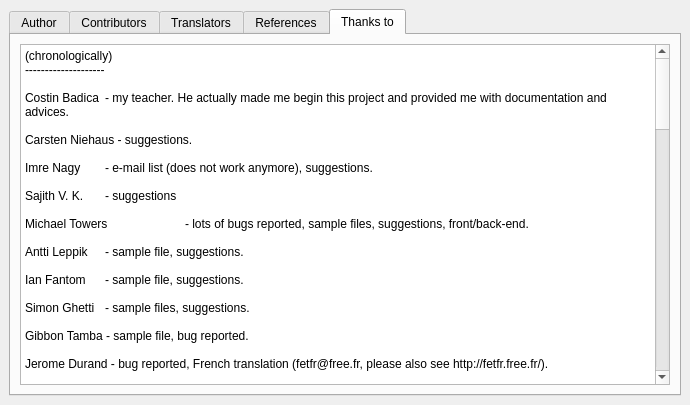
This is fet/src/interface/helpaboutform_template.ui in vonmecheln/fet as Qt 5 draws it before an edit. The edited form follows.
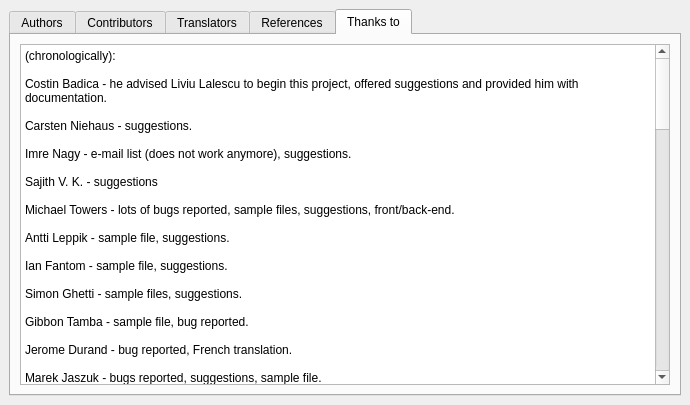
This is the edited form. The open tabs and pages were chosen to show the change.

Patch:
```diff
--- a/fet/src/interface/helpaboutform_template.ui
+++ b/fet/src/interface/helpaboutform_template.ui
@@ -27,7 +27,7 @@
      </property>
      <widget class="QWidget" name="tab">
       <attribute name="title">
-       <string>Author</string>
+       <string>Authors</string>
       </attribute>
       <layout class="QGridLayout">
        <property name="margin">
@@ -262,42 +262,41 @@
 &lt;html&gt;&lt;head&gt;&lt;meta name=&quot;qrichtext&quot; content=&quot;1&quot; /&gt;&lt;style type=&quot;text/css&quot;&gt;
 p, li { white-space: pre-wrap; }
 &lt;/style&gt;&lt;/head&gt;&lt;body style=&quot; font-family:'Sans Serif'; font-size:10pt; font-weight:400; font-style:normal;&quot;&gt;
-&lt;p style=&quot; margin-top:0px; margin-bottom:0px; margin-left:0px; margin-right:0px; -qt-block-indent:0; text-indent:0px;&quot;&gt;&lt;span style=&quot; font-size:9pt;&quot;&gt;(chronologically)&lt;/span&gt;&lt;/p&gt;
-&lt;p style=&quot; margin-top:0px; margin-bottom:0px; margin-left:0px; margin-right:0px; -qt-block-indent:0; text-indent:0px;&quot;&gt;&lt;span style=&quot; font-size:9pt;&quot;&gt;--------------------&lt;/span&gt;&lt;/p&gt;
+&lt;p style=&quot; margin-top:0px; margin-bottom:0px; margin-left:0px; margin-right:0px; -qt-block-indent:0; text-indent:0px;&quot;&gt;&lt;span style=&quot; font-size:9pt;&quot;&gt;(chronologically):&lt;/span&gt;&lt;/p&gt;
 &lt;p style=&quot;-qt-paragraph-type:empty; margin-top:0px; margin-bottom:0px; margin-left:0px; margin-right:0px; -qt-block-indent:0; text-indent:0px; font-size:9pt;&quot;&gt;&lt;/p&gt;
-&lt;p style=&quot; margin-top:0px; margin-bottom:0px; margin-left:0px; margin-right:0px; -qt-block-indent:0; text-indent:0px;&quot;&gt;&lt;span style=&quot; font-size:9pt;&quot;&gt;Costin Badica	- my teacher. He actually made me begin this project and provided me with documentation and advices.&lt;/span&gt;&lt;/p&gt;
+&lt;p style=&quot; margin-top:0px; margin-bottom:0px; margin-left:0px; margin-right:0px; -qt-block-indent:0; text-indent:0px;&quot;&gt;&lt;span style=&quot; font-size:9pt;&quot;&gt;Costin Badica - he advised Liviu Lalescu to begin this project, offered suggestions and provided him with documentation.&lt;/span&gt;&lt;/p&gt;
 &lt;p style=&quot;-qt-paragraph-type:empty; margin-top:0px; margin-bottom:0px; margin-left:0px; margin-right:0px; -qt-block-indent:0; text-indent:0px; font-size:9pt;&quot;&gt;&lt;/p&gt;
 &lt;p style=&quot; margin-top:0px; margin-bottom:0px; margin-left:0px; margin-right:0px; -qt-block-indent:0; text-indent:0px;&quot;&gt;&lt;span style=&quot; font-size:9pt;&quot;&gt;Carsten Niehaus - suggestions.&lt;/span&gt;&lt;/p&gt;
 &lt;p style=&quot;-qt-paragraph-type:empty; margin-top:0px; margin-bottom:0px; margin-left:0px; margin-right:0px; -qt-block-indent:0; text-indent:0px; font-size:9pt;&quot;&gt;&lt;/p&gt;
-&lt;p style=&quot; margin-top:0px; margin-bottom:0px; margin-left:0px; margin-right:0px; -qt-block-indent:0; text-indent:0px;&quot;&gt;&lt;span style=&quot; font-size:9pt;&quot;&gt;Imre Nagy 	- e-mail list (does not work anymore), suggestions.&lt;/span&gt;&lt;/p&gt;
+&lt;p style=&quot; margin-top:0px; margin-bottom:0px; margin-left:0px; margin-right:0px; -qt-block-indent:0; text-indent:0px;&quot;&gt;&lt;span style=&quot; font-size:9pt;&quot;&gt;Imre Nagy - e-mail list (does not work anymore), suggestions.&lt;/span&gt;&lt;/p&gt;
 &lt;p style=&quot;-qt-paragraph-type:empty; margin-top:0px; margin-bottom:0px; margin-left:0px; margin-right:0px; -qt-block-indent:0; text-indent:0px; font-size:9pt;&quot;&gt;&lt;/p&gt;
-&lt;p style=&quot; margin-top:0px; margin-bottom:0px; margin-left:0px; margin-right:0px; -qt-block-indent:0; text-indent:0px;&quot;&gt;&lt;span style=&quot; font-size:9pt;&quot;&gt;Sajith V. K. 	- suggestions&lt;/span&gt;&lt;/p&gt;
+&lt;p style=&quot; margin-top:0px; margin-bottom:0px; margin-left:0px; margin-right:0px; -qt-block-indent:0; text-indent:0px;&quot;&gt;&lt;span style=&quot; font-size:9pt;&quot;&gt;Sajith V. K. - suggestions&lt;/span&gt;&lt;/p&gt;
 &lt;p style=&quot;-qt-paragraph-type:empty; margin-top:0px; margin-bottom:0px; margin-left:0px; margin-right:0px; -qt-block-indent:0; text-indent:0px; font-size:9pt;&quot;&gt;&lt;/p&gt;
-&lt;p style=&quot; margin-top:0px; margin-bottom:0px; margin-left:0px; margin-right:0px; -qt-block-indent:0; text-indent:0px;&quot;&gt;&lt;span style=&quot; font-size:9pt;&quot;&gt;Michael Towers	- lots of bugs reported, sample files, suggestions, front/back-end.&lt;/span&gt;&lt;/p&gt;
+&lt;p style=&quot; margin-top:0px; margin-bottom:0px; margin-left:0px; margin-right:0px; -qt-block-indent:0; text-indent:0px;&quot;&gt;&lt;span style=&quot; font-size:9pt;&quot;&gt;Michael Towers - lots of bugs reported, sample files, suggestions, front/back-end.&lt;/span&gt;&lt;/p&gt;
 &lt;p style=&quot;-qt-paragraph-type:empty; margin-top:0px; margin-bottom:0px; margin-left:0px; margin-right:0px; -qt-block-indent:0; text-indent:0px; font-size:9pt;&quot;&gt;&lt;/p&gt;
-&lt;p style=&quot; margin-top:0px; margin-bottom:0px; margin-left:0px; margin-right:0px; -qt-block-indent:0; text-indent:0px;&quot;&gt;&lt;span style=&quot; font-size:9pt;&quot;&gt;Antti Leppik	- sample file, suggestions.&lt;/span&gt;&lt;/p&gt;
+&lt;p style=&quot; margin-top:0px; margin-bottom:0px; margin-left:0px; margin-right:0px; -qt-block-indent:0; text-indent:0px;&quot;&gt;&lt;span style=&quot; font-size:9pt;&quot;&gt;Antti Leppik - sample file, suggestions.&lt;/span&gt;&lt;/p&gt;
 &lt;p style=&quot;-qt-paragraph-type:empty; margin-top:0px; margin-bottom:0px; margin-left:0px; margin-right:0px; -qt-block-indent:0; text-indent:0px; font-size:9pt;&quot;&gt;&lt;/p&gt;
-&lt;p style=&quot; margin-top:0px; margin-bottom:0px; margin-left:0px; margin-right:0px; -qt-block-indent:0; text-indent:0px;&quot;&gt;&lt;span style=&quot; font-size:9pt;&quot;&gt;Ian Fantom	- sample file, suggestions.&lt;/span&gt;&lt;/p&gt;
+&lt;p style=&quot; margin-top:0px; margin-bottom:0px; margin-left:0px; margin-right:0px; -qt-block-indent:0; text-indent:0px;&quot;&gt;&lt;span style=&quot; font-size:9pt;&quot;&gt;Ian Fantom - sample file, suggestions.&lt;/span&gt;&lt;/p&gt;
 &lt;p style=&quot;-qt-paragraph-type:empty; margin-top:0px; margin-bottom:0px; margin-left:0px; margin-right:0px; -qt-block-indent:0; text-indent:0px; font-size:9pt;&quot;&gt;&lt;/p&gt;
-&lt;p style=&quot; margin-top:0px; margin-bottom:0px; margin-left:0px; margin-right:0px; -qt-block-indent:0; text-indent:0px;&quot;&gt;&lt;span style=&quot; font-size:9pt;&quot;&gt;Simon Ghetti	- sample files, suggestions.&lt;/span&gt;&lt;/p&gt;
+&lt;p style=&quot; margin-top:0px; margin-bottom:0px; margin-left:0px; margin-right:0px; -qt-block-indent:0; text-indent:0px;&quot;&gt;&lt;span style=&quot; font-size:9pt;&quot;&gt;Simon Ghetti - sample files, suggestions.&lt;/span&gt;&lt;/p&gt;
 &lt;p style=&quot;-qt-paragraph-type:empty; margin-top:0px; margin-bottom:0px; margin-left:0px; margin-right:0px; -qt-block-indent:0; text-indent:0px; font-size:9pt;&quot;&gt;&lt;/p&gt;
 &lt;p style=&quot; margin-top:0px; margin-bottom:0px; margin-left:0px; margin-right:0px; -qt-block-indent:0; text-indent:0px;&quot;&gt;&lt;span style=&quot; font-size:9pt;&quot;&gt;Gibbon Tamba - sample file, bug reported.&lt;/span&gt;&lt;/p&gt;
 &lt;p style=&quot;-qt-paragraph-type:empty; margin-top:0px; margin-bottom:0px; margin-left:0px; margin-right:0px; -qt-block-indent:0; text-indent:0px; font-size:9pt;&quot;&gt;&lt;/p&gt;
-&lt;p style=&quot; margin-top:0px; margin-bottom:0px; margin-left:0px; margin-right:0px; -qt-block-indent:0; text-indent:0px;&quot;&gt;&lt;span style=&quot; font-size:9pt;&quot;&gt;Jerome Durand - bug reported, French translation (fetfr@free.fr, please also see http://fetfr.free.fr/).&lt;/span&gt;&lt;/p&gt;
+&lt;p style=&quot; margin-top:0px; margin-bottom:0px; margin-left:0px; margin-right:0px; -qt-block-indent:0; text-indent:0px;&quot;&gt;&lt;span style=&quot; font-size:9pt;&quot;&gt;Jerome Durand - bug reported, French translation.&lt;/span&gt;&lt;/p&gt;
 &lt;p style=&quot;-qt-paragraph-type:empty; margin-top:0px; margin-bottom:0px; margin-left:0px; margin-right:0px; -qt-block-indent:0; text-indent:0px; font-size:9pt;&quot;&gt;&lt;/p&gt;
 &lt;p style=&quot; margin-top:0px; margin-bottom:0px; margin-left:0px; margin-right:0px; -qt-block-indent:0; text-indent:0px;&quot;&gt;&lt;span style=&quot; font-size:9pt;&quot;&gt;Marek Jaszuk - bugs reported, suggestions, sample file.&lt;/span&gt;&lt;/p&gt;
 &lt;p style=&quot;-qt-paragraph-type:empty; margin-top:0px; margin-bottom:0px; margin-left:0px; margin-right:0px; -qt-block-indent:0; text-indent:0px; font-size:9pt;&quot;&gt;&lt;/p&gt;
-&lt;p style=&quot; margin-top:0px; margin-bottom:0px; margin-left:0px; margin-right:0px; -qt-block-indent:0; text-indent:0px;&quot;&gt;&lt;span style=&quot; font-size:9pt;&quot;&gt;Ramanathan Srinivasan - suggestions.&lt;/span&gt;&lt;/p&gt;
+&lt;p style=&quot; margin-top:0px; margin-bottom:0px; margin-left:0px; margin-right:0px; -qt-block-indent:0; text-indent:0px;&quot;&gt;&lt;span style=&quot; font-size:9pt;&quot;&gt;Ramanathan Srinivasan - suggested Constraint2ActivitiesConsecutive and Constraint2ActivitiesGrouped.&lt;/span&gt;&lt;/p&gt;
 &lt;p style=&quot;-qt-paragraph-type:empty; margin-top:0px; margin-bottom:0px; margin-left:0px; margin-right:0px; -qt-block-indent:0; text-indent:0px; font-size:9pt;&quot;&gt;&lt;/p&gt;
 &lt;p style=&quot; margin-top:0px; margin-bottom:0px; margin-left:0px; margin-right:0px; -qt-block-indent:0; text-indent:0px;&quot;&gt;&lt;span style=&quot; font-size:9pt;&quot;&gt;Vimal Joseph - suggestions, a script to convert the .xml results into .tex.&lt;/span&gt;&lt;/p&gt;
 &lt;p style=&quot;-qt-paragraph-type:empty; margin-top:0px; margin-bottom:0px; margin-left:0px; margin-right:0px; -qt-block-indent:0; text-indent:0px; font-size:9pt;&quot;&gt;&lt;/p&gt;
-&lt;p style=&quot; margin-top:0px; margin-bottom:0px; margin-left:0px; margin-right:0px; -qt-block-indent:0; text-indent:0px;&quot;&gt;&lt;span style=&quot; font-size:9pt;&quot;&gt;Cristian Gherman - bug reported, suggestions.&lt;/span&gt;&lt;/p&gt;
-&lt;p style=&quot; margin-top:0px; margin-bottom:0px; margin-left:0px; margin-right:0px; -qt-block-indent:0; text-indent:0px;&quot;&gt;&lt;span style=&quot; font-size:9pt;&quot;&gt;				&lt;/span&gt;&lt;/p&gt;
+&lt;p style=&quot; margin-top:0px; margin-bottom:0px; margin-left:0px; margin-right:0px; -qt-block-indent:0; text-indent:0px;&quot;&gt;&lt;span style=&quot; font-size:9pt;&quot;&gt;Cristian Gherman - bugs reported, suggestions.&lt;/span&gt;&lt;/p&gt;
+&lt;p style=&quot;-qt-paragraph-type:empty; margin-top:0px; margin-bottom:0px; margin-left:0px; margin-right:0px; -qt-block-indent:0; text-indent:0px; font-size:9pt;&quot;&gt;&lt;/p&gt;
 &lt;p style=&quot; margin-top:0px; margin-bottom:0px; margin-left:0px; margin-right:0px; -qt-block-indent:0; text-indent:0px;&quot;&gt;&lt;span style=&quot; font-size:9pt;&quot;&gt;Nicholas Robinson - suggestions.&lt;/span&gt;&lt;/p&gt;
 &lt;p style=&quot;-qt-paragraph-type:empty; margin-top:0px; margin-bottom:0px; margin-left:0px; margin-right:0px; -qt-block-indent:0; text-indent:0px; font-size:9pt;&quot;&gt;&lt;/p&gt;
-&lt;p style=&quot; margin-top:0px; margin-bottom:0px; margin-left:0px; margin-right:0px; -qt-block-indent:0; text-indent:0px;&quot;&gt;&lt;span style=&quot; font-size:9pt;&quot;&gt;Radu Spineanu 	- Debian package.&lt;/span&gt;&lt;/p&gt;
+&lt;p style=&quot; margin-top:0px; margin-bottom:0px; margin-left:0px; margin-right:0px; -qt-block-indent:0; text-indent:0px;&quot;&gt;&lt;span style=&quot; font-size:9pt;&quot;&gt;Radu Spineanu - Debian package.&lt;/span&gt;&lt;/p&gt;
 &lt;p style=&quot;-qt-paragraph-type:empty; margin-top:0px; margin-bottom:0px; margin-left:0px; margin-right:0px; -qt-block-indent:0; text-indent:0px; font-size:9pt;&quot;&gt;&lt;/p&gt;
-&lt;p style=&quot; margin-top:0px; margin-bottom:0px; margin-left:0px; margin-right:0px; -qt-block-indent:0; text-indent:0px;&quot;&gt;&lt;span style=&quot; font-size:9pt;&quot;&gt;Morten Piil	- bug reported, sample file.&lt;/span&gt;&lt;/p&gt;
+&lt;p style=&quot; margin-top:0px; margin-bottom:0px; margin-left:0px; margin-right:0px; -qt-block-indent:0; text-indent:0px;&quot;&gt;&lt;span style=&quot; font-size:9pt;&quot;&gt;Morten Piil - bug reported, sample file.&lt;/span&gt;&lt;/p&gt;
 &lt;p style=&quot;-qt-paragraph-type:empty; margin-top:0px; margin-bottom:0px; margin-left:0px; margin-right:0px; -qt-block-indent:0; text-indent:0px; font-size:9pt;&quot;&gt;&lt;/p&gt;
 &lt;p style=&quot; margin-top:0px; margin-bottom:0px; margin-left:0px; margin-right:0px; -qt-block-indent:0; text-indent:0px;&quot;&gt;&lt;span style=&quot; font-size:9pt;&quot;&gt;Sebastian Canagaratna - lots of suggestions, bugs reported, sample files.&lt;/span&gt;&lt;/p&gt;
 &lt;p style=&quot;-qt-paragraph-type:empty; margin-top:0px; margin-bottom:0px; margin-left:0px; margin-right:0px; -qt-block-indent:0; text-indent:0px; font-size:9pt;&quot;&gt;&lt;/p&gt;
@@ -305,7 +304,7 @@
 &lt;p style=&quot;-qt-paragraph-type:empty; margin-top:0px; margin-bottom:0px; margin-left:0px; margin-right:0px; -qt-block-indent:0; text-indent:0px; font-size:9pt;&quot;&gt;&lt;/p&gt;
 &lt;p style=&quot; margin-top:0px; margin-bottom:0px; margin-left:0px; margin-right:0px; -qt-block-indent:0; text-indent:0px;&quot;&gt;&lt;span style=&quot; font-size:9pt;&quot;&gt;Miguel Gea Milvaques - Catalan translation.&lt;/span&gt;&lt;/p&gt;
 &lt;p style=&quot;-qt-paragraph-type:empty; margin-top:0px; margin-bottom:0px; margin-left:0px; margin-right:0px; -qt-block-indent:0; text-indent:0px; font-size:9pt;&quot;&gt;&lt;/p&gt;
-&lt;p style=&quot; margin-top:0px; margin-bottom:0px; margin-left:0px; margin-right:0px; -qt-block-indent:0; text-indent:0px;&quot;&gt;&lt;span style=&quot; font-size:9pt;&quot;&gt;Frank de Bruijn - bug reported.&lt;/span&gt;&lt;/p&gt;
+&lt;p style=&quot; margin-top:0px; margin-bottom:0px; margin-left:0px; margin-right:0px; -qt-block-indent:0; text-indent:0px;&quot;&gt;&lt;span style=&quot; font-size:9pt;&quot;&gt;Frans de Bruijn - bug reported.&lt;/span&gt;&lt;/p&gt;
 &lt;p style=&quot;-qt-paragraph-type:empty; margin-top:0px; margin-bottom:0px; margin-left:0px; margin-right:0px; -qt-block-indent:0; text-indent:0px; font-size:9pt;&quot;&gt;&lt;/p&gt;
 &lt;p style=&quot; margin-top:0px; margin-bottom:0px; margin-left:0px; margin-right:0px; -qt-block-indent:0; text-indent:0px;&quot;&gt;&lt;span style=&quot; font-size:9pt;&quot;&gt;Radoslaw Pasiok - Polish translation.&lt;/span&gt;&lt;/p&gt;
 &lt;p style=&quot;-qt-paragraph-type:empty; margin-top:0px; margin-bottom:0px; margin-left:0px; margin-right:0px; -qt-block-indent:0; text-indent:0px; font-size:9pt;&quot;&gt;&lt;/p&gt;
@@ -319,7 +318,7 @@
 &lt;p style=&quot;-qt-paragraph-type:empty; margin-top:0px; margin-bottom:0px; margin-left:0px; margin-right:0px; -qt-block-indent:0; text-indent:0px; font-size:9pt;&quot;&gt;&lt;/p&gt;
 &lt;p style=&quot; margin-top:0px; margin-bottom:0px; margin-left:0px; margin-right:0px; -qt-block-indent:0; text-indent:0px;&quot;&gt;&lt;span style=&quot; font-size:9pt;&quot;&gt;Daniel S. - suggestions, help files for the constraints.&lt;/span&gt;&lt;/p&gt;
 &lt;p style=&quot;-qt-paragraph-type:empty; margin-top:0px; margin-bottom:0px; margin-left:0px; margin-right:0px; -qt-block-indent:0; text-indent:0px; font-size:9pt;&quot;&gt;&lt;/p&gt;
-&lt;p style=&quot; margin-top:0px; margin-bottom:0px; margin-left:0px; margin-right:0px; -qt-block-indent:0; text-indent:0px;&quot;&gt;&lt;span style=&quot; font-size:9pt;&quot;&gt;Gianluca Salvo - suggested ConstraintTwoActivitiesOrdered.&lt;/span&gt;&lt;/p&gt;
+&lt;p style=&quot; margin-top:0px; margin-bottom:0px; margin-left:0px; margin-right:0px; -qt-block-indent:0; text-indent:0px;&quot;&gt;&lt;span style=&quot; font-size:9pt;&quot;&gt;Gianluca Salvo - suggested Constraint2ActivitiesOrdered.&lt;/span&gt;&lt;/p&gt;
 &lt;p style=&quot;-qt-paragraph-type:empty; margin-top:0px; margin-bottom:0px; margin-left:0px; margin-right:0px; -qt-block-indent:0; text-indent:0px; font-size:9pt;&quot;&gt;&lt;/p&gt;
 &lt;p style=&quot; margin-top:0px; margin-bottom:0px; margin-left:0px; margin-right:0px; -qt-block-indent:0; text-indent:0px;&quot;&gt;&lt;span style=&quot; font-size:9pt;&quot;&gt;Sebastian O'Halloran - suggestions.&lt;/span&gt;&lt;/p&gt;
 &lt;p style=&quot;-qt-paragraph-type:empty; margin-top:0px; margin-bottom:0px; margin-left:0px; margin-right:0px; -qt-block-indent:0; text-indent:0px; font-size:9pt;&quot;&gt;&lt;/p&gt;
@@ -333,11 +332,11 @@
 &lt;p style=&quot;-qt-paragraph-type:empty; margin-top:0px; margin-bottom:0px; margin-left:0px; margin-right:0px; -qt-block-indent:0; text-indent:0px; font-size:9pt;&quot;&gt;&lt;/p&gt;
 &lt;p style=&quot; margin-top:0px; margin-bottom:0px; margin-left:0px; margin-right:0px; -qt-block-indent:0; text-indent:0px;&quot;&gt;&lt;span style=&quot; font-size:9pt;&quot;&gt;Volker Dirr - German translation, bug reports, suggestions, 2-point and uniform crossover implementation and testing.&lt;/span&gt;&lt;/p&gt;
 &lt;p style=&quot;-qt-paragraph-type:empty; margin-top:0px; margin-bottom:0px; margin-left:0px; margin-right:0px; -qt-block-indent:0; text-indent:0px; font-size:9pt;&quot;&gt;&lt;/p&gt;
-&lt;p style=&quot; margin-top:0px; margin-bottom:0px; margin-left:0px; margin-right:0px; -qt-block-indent:0; text-indent:0px;&quot;&gt;&lt;span style=&quot; font-size:9pt;&quot;&gt;Les Richardson - update of the FAQ.&lt;/span&gt;&lt;/p&gt;
+&lt;p style=&quot; margin-top:0px; margin-bottom:0px; margin-left:0px; margin-right:0px; -qt-block-indent:0; text-indent:0px;&quot;&gt;&lt;span style=&quot; font-size:9pt;&quot;&gt;Les Richardson - Update of the FAQ.&lt;/span&gt;&lt;/p&gt;
 &lt;p style=&quot;-qt-paragraph-type:empty; margin-top:0px; margin-bottom:0px; margin-left:0px; margin-right:0px; -qt-block-indent:0; text-indent:0px; font-size:9pt;&quot;&gt;&lt;/p&gt;
-&lt;p style=&quot; margin-top:0px; margin-bottom:0px; margin-left:0px; margin-right:0px; -qt-block-indent:0; text-indent:0px;&quot;&gt;&lt;span style=&quot; font-size:9pt;&quot;&gt;Gabi Danon - instructions on how to compile/run FET on Mac OS X.&lt;/span&gt;&lt;/p&gt;
+&lt;p style=&quot; margin-top:0px; margin-bottom:0px; margin-left:0px; margin-right:0px; -qt-block-indent:0; text-indent:0px;&quot;&gt;&lt;span style=&quot; font-size:9pt;&quot;&gt;Gabi Danon - instructions on how to compile/run FET on Mac OS X&lt;/span&gt;&lt;/p&gt;
 &lt;p style=&quot;-qt-paragraph-type:empty; margin-top:0px; margin-bottom:0px; margin-left:0px; margin-right:0px; -qt-block-indent:0; text-indent:0px; font-size:9pt;&quot;&gt;&lt;/p&gt;
-&lt;p style=&quot; margin-top:0px; margin-bottom:0px; margin-left:0px; margin-right:0px; -qt-block-indent:0; text-indent:0px;&quot;&gt;&lt;span style=&quot; font-size:9pt;&quot;&gt;Manolo Par - suggested ConstraintTeachersMinHoursDaily&lt;/span&gt;&lt;/p&gt;
+&lt;p style=&quot; margin-top:0px; margin-bottom:0px; margin-left:0px; margin-right:0px; -qt-block-indent:0; text-indent:0px;&quot;&gt;&lt;span style=&quot; font-size:9pt;&quot;&gt;Manolo Par - suggested ConstraintTeachersMinHoursDaily.&lt;/span&gt;&lt;/p&gt;
 &lt;p style=&quot;-qt-paragraph-type:empty; margin-top:0px; margin-bottom:0px; margin-left:0px; margin-right:0px; -qt-block-indent:0; text-indent:0px; font-size:9pt;&quot;&gt;&lt;/p&gt;
 &lt;p style=&quot; margin-top:0px; margin-bottom:0px; margin-left:0px; margin-right:0px; -qt-block-indent:0; text-indent:0px;&quot;&gt;&lt;span style=&quot; font-size:9pt;&quot;&gt;Viktor Ferenczi - bug report, Hungarian translation.&lt;/span&gt;&lt;/p&gt;
 &lt;p style=&quot;-qt-paragraph-type:empty; margin-top:0px; margin-bottom:0px; margin-left:0px; margin-right:0px; -qt-block-indent:0; text-indent:0px; font-size:9pt;&quot;&gt;&lt;/p&gt;
@@ -375,8 +374,6 @@
 &lt;p style=&quot;-qt-paragraph-type:empty; margin-top:0px; margin-bottom:0px; margin-left:0px; margin-right:0px; -qt-block-indent:0; text-indent:0px; font-size:9pt;&quot;&gt;&lt;/p&gt;
 &lt;p style=&quot; margin-top:0px; margin-bottom:0px; margin-left:0px; margin-right:0px; -qt-block-indent:0; text-indent:0px;&quot;&gt;&lt;span style=&quot; font-size:9pt;&quot;&gt;Marco Barsotti - Italian translation, testing.&lt;/span&gt;&lt;/p&gt;
 &lt;p style=&quot;-qt-paragraph-type:empty; margin-top:0px; margin-bottom:0px; margin-left:0px; margin-right:0px; -qt-block-indent:0; text-indent:0px; font-size:9pt;&quot;&gt;&lt;/p&gt;
-&lt;p style=&quot; margin-top:0px; margin-bottom:0px; margin-left:0px; margin-right:0px; -qt-block-indent:0; text-indent:0px;&quot;&gt;&lt;span style=&quot; font-size:9pt;&quot;&gt;Romeu Veloso - suggestions.&lt;/span&gt;&lt;/p&gt;
-&lt;p style=&quot;-qt-paragraph-type:empty; margin-top:0px; margin-bottom:0px; margin-left:0px; margin-right:0px; -qt-block-indent:0; text-indent:0px; font-size:9pt;&quot;&gt;&lt;/p&gt;
 &lt;p style=&quot; margin-top:0px; margin-bottom:0px; margin-left:0px; margin-right:0px; -qt-block-indent:0; text-indent:0px;&quot;&gt;&lt;span style=&quot; font-size:9pt;&quot;&gt;Hatim Alahmadi - Arabic translation, sample file.&lt;/span&gt;&lt;/p&gt;
 &lt;p style=&quot;-qt-paragraph-type:empty; margin-top:0px; margin-bottom:0px; margin-left:0px; margin-right:0px; -qt-block-indent:0; text-indent:0px; font-size:9pt;&quot;&gt;&lt;/p&gt;
 &lt;p style=&quot; margin-top:0px; margin-bottom:0px; margin-left:0px; margin-right:0px; -qt-block-indent:0; text-indent:0px;&quot;&gt;&lt;span style=&quot; font-size:9pt;&quot;&gt;kdsayang - suggestions.&lt;/span&gt;&lt;/p&gt;
@@ -393,9 +390,9 @@
 &lt;p style=&quot;-qt-paragraph-type:empty; margin-top:0px; margin-bottom:0px; margin-left:0px; margin-right:0px; -qt-block-indent:0; text-indent:0px; font-size:9pt;&quot;&gt;&lt;/p&gt;
 &lt;p style=&quot; margin-top:0px; margin-bottom:0px; margin-left:0px; margin-right:0px; -qt-block-indent:0; text-indent:0px;&quot;&gt;&lt;span style=&quot; font-size:9pt;&quot;&gt;Darius Staigys - Lithuanian translation.&lt;/span&gt;&lt;/p&gt;
 &lt;p style=&quot;-qt-paragraph-type:empty; margin-top:0px; margin-bottom:0px; margin-left:0px; margin-right:0px; -qt-block-indent:0; text-indent:0px; font-size:9pt;&quot;&gt;&lt;/p&gt;
-&lt;p style=&quot; margin-top:0px; margin-bottom:0px; margin-left:0px; margin-right:0px; -qt-block-indent:0; text-indent:0px;&quot;&gt;&lt;span style=&quot; font-size:9pt;&quot;&gt;George Miliotis [Ionio] - suggestions&lt;/span&gt;&lt;/p&gt;
+&lt;p style=&quot; margin-top:0px; margin-bottom:0px; margin-left:0px; margin-right:0px; -qt-block-indent:0; text-indent:0px;&quot;&gt;&lt;span style=&quot; font-size:9pt;&quot;&gt;George Miliotis [Ionio] - suggestions.&lt;/span&gt;&lt;/p&gt;
 &lt;p style=&quot;-qt-paragraph-type:empty; margin-top:0px; margin-bottom:0px; margin-left:0px; margin-right:0px; -qt-block-indent:0; text-indent:0px; font-size:9pt;&quot;&gt;&lt;/p&gt;
-&lt;p style=&quot; margin-top:0px; margin-bottom:0px; margin-left:0px; margin-right:0px; -qt-block-indent:0; text-indent:0px;&quot;&gt;&lt;span style=&quot; font-size:9pt;&quot;&gt;Silvia - suggestions, sample file&lt;/span&gt;&lt;/p&gt;
+&lt;p style=&quot; margin-top:0px; margin-bottom:0px; margin-left:0px; margin-right:0px; -qt-block-indent:0; text-indent:0px;&quot;&gt;&lt;span style=&quot; font-size:9pt;&quot;&gt;Silvia - suggestions, sample file.&lt;/span&gt;&lt;/p&gt;
 &lt;p style=&quot;-qt-paragraph-type:empty; margin-top:0px; margin-bottom:0px; margin-left:0px; margin-right:0px; -qt-block-indent:0; text-indent:0px; font-size:9pt;&quot;&gt;&lt;/p&gt;
 &lt;p style=&quot; margin-top:0px; margin-bottom:0px; margin-left:0px; margin-right:0px; -qt-block-indent:0; text-indent:0px;&quot;&gt;&lt;span style=&quot; font-size:9pt;&quot;&gt;alfaromeo - suggestions, testing.&lt;/span&gt;&lt;/p&gt;
 &lt;p style=&quot;-qt-paragraph-type:empty; margin-top:0px; margin-bottom:0px; margin-left:0px; margin-right:0px; -qt-block-indent:0; text-indent:0px; font-size:9pt;&quot;&gt;&lt;/p&gt;
@@ -403,7 +400,7 @@
 &lt;p style=&quot;-qt-paragraph-type:empty; margin-top:0px; margin-bottom:0px; margin-left:0px; margin-right:0px; -qt-block-indent:0; text-indent:0px; font-size:9pt;&quot;&gt;&lt;/p&gt;
 &lt;p style=&quot; margin-top:0px; margin-bottom:0px; margin-left:0px; margin-right:0px; -qt-block-indent:0; text-indent:0px;&quot;&gt;&lt;span style=&quot; font-size:9pt;&quot;&gt;Cristian Balint - sample files.&lt;/span&gt;&lt;/p&gt;
 &lt;p style=&quot;-qt-paragraph-type:empty; margin-top:0px; margin-bottom:0px; margin-left:0px; margin-right:0px; -qt-block-indent:0; text-indent:0px; font-size:9pt;&quot;&gt;&lt;/p&gt;
-&lt;p style=&quot; margin-top:0px; margin-bottom:0px; margin-left:0px; margin-right:0px; -qt-block-indent:0; text-indent:0px;&quot;&gt;&lt;span style=&quot; font-size:9pt;&quot;&gt;sherman - suggestions.&lt;/span&gt;&lt;/p&gt;
+&lt;p style=&quot; margin-top:0px; margin-bottom:0px; margin-left:0px; margin-right:0px; -qt-block-indent:0; text-indent:0px;&quot;&gt;&lt;span style=&quot; font-size:9pt;&quot;&gt;sherman - suggestion.&lt;/span&gt;&lt;/p&gt;
 &lt;p style=&quot;-qt-paragraph-type:empty; margin-top:0px; margin-bottom:0px; margin-left:0px; margin-right:0px; -qt-block-indent:0; text-indent:0px; font-size:9pt;&quot;&gt;&lt;/p&gt;
 &lt;p style=&quot; margin-top:0px; margin-bottom:0px; margin-left:0px; margin-right:0px; -qt-block-indent:0; text-indent:0px;&quot;&gt;&lt;span style=&quot; font-size:9pt;&quot;&gt;Azu Boba - suggestion.&lt;/span&gt;&lt;/p&gt;
 &lt;p style=&quot;-qt-paragraph-type:empty; margin-top:0px; margin-bottom:0px; margin-left:0px; margin-right:0px; -qt-block-indent:0; text-indent:0px; font-size:9pt;&quot;&gt;&lt;/p&gt;
@@ -468,6 +465,8 @@
 &lt;p style=&quot; margin-top:0px; margin-bottom:0px; margin-left:0px; margin-right:0px; -qt-block-indent:0; text-indent:0px;&quot;&gt;&lt;span style=&quot; font-size:9pt;&quot;&gt;murad - suggestions.&lt;/span&gt;&lt;/p&gt;
 &lt;p style=&quot;-qt-paragraph-type:empty; margin-top:0px; margin-bottom:0px; margin-left:0px; margin-right:0px; -qt-block-indent:0; text-indent:0px; font-size:9pt;&quot;&gt;&lt;/p&gt;
 &lt;p style=&quot; margin-top:0px; margin-bottom:0px; margin-left:0px; margin-right:0px; -qt-block-indent:0; text-indent:0px;&quot;&gt;&lt;span style=&quot; font-size:9pt;&quot;&gt;Achini Duisna - Sinhala translation.&lt;/span&gt;&lt;/p&gt;
+&lt;p style=&quot;-qt-paragraph-type:empty; margin-top:0px; margin-bottom:0px; margin-left:0px; margin-right:0px; -qt-block-indent:0; text-indent:0px; font-size:9pt;&quot;&gt;&lt;/p&gt;
+&lt;p style=&quot; margin-top:0px; margin-bottom:0px; margin-left:0px; margin-right:0px; -qt-block-indent:0; text-indent:0px;&quot;&gt;&lt;span style=&quot; font-size:9pt;&quot;&gt;Ondrej Gregor - Slovak translation.&lt;/span&gt;&lt;/p&gt;
 &lt;p style=&quot;-qt-paragraph-type:empty; margin-top:0px; margin-bottom:0px; margin-left:0px; margin-right:0px; -qt-block-indent:0; text-indent:0px; font-size:9pt;&quot;&gt;&lt;/p&gt;&lt;/body&gt;&lt;/html&gt;</string>
          </property>
         </widget>
```
Left out of the diff: 57 changed lines with no effect on the pictures.
